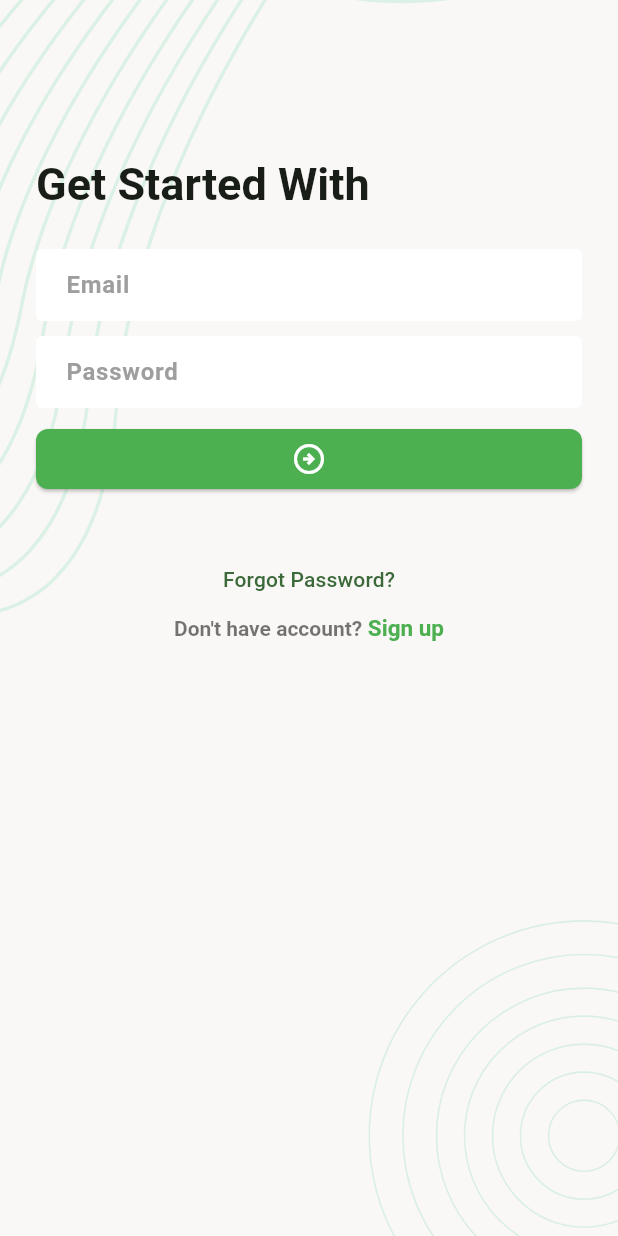
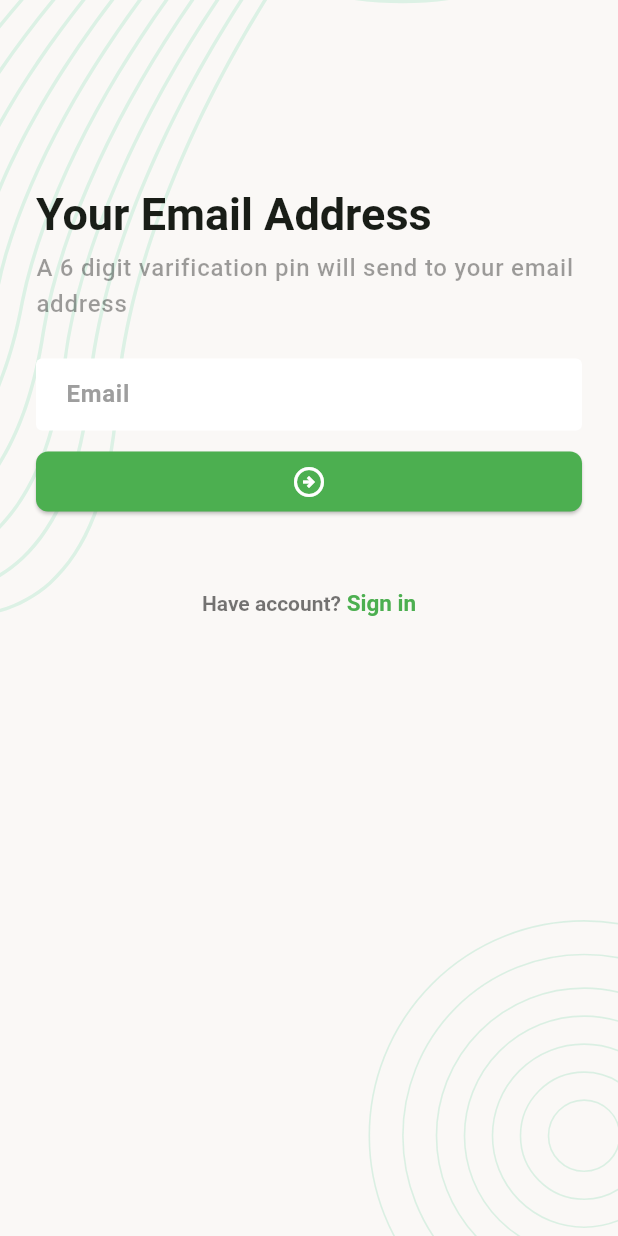
Before and after one commit to ashura-01/Task_Manager, a Flutter app: the screen it shows after launch, after a tap on "Forgot Password?", on a phone screen of 412 x 824 dp. Run offline on Flutter 3.47's test engine with Material 3 defaults, Android fonts, the phone set to English and light mode, and no system bars; our stand-ins replace flutter_svg, pin_code_fields.

Commit message:
doing basics baby

```diff
--- /dev/null
+++ b/lib/UI/Screens/forgot_password_verify_email_screen.dart
@@ -0,0 +1,114 @@
+import 'package:flutter/gestures.dart';
+import 'package:flutter/material.dart';
+import 'package:task_manager/UI/Screens/forgot_password_pin_varification_screen.dart';
+import 'package:task_manager/UI/Widgets/screen_background.dart';
+
+class ForgotPasswordVerifyEmailScreen extends StatefulWidget {
+  const ForgotPasswordVerifyEmailScreen({super.key});
+
+  @override
+  State<ForgotPasswordVerifyEmailScreen> createState() =>
+      _ForgotPasswordVerifyEmailScreenState();
+}
+
+class _ForgotPasswordVerifyEmailScreenState
+    extends State<ForgotPasswordVerifyEmailScreen> {
+  final TextEditingController _emailController = TextEditingController();
+
+  @override
+  Widget build(BuildContext context) {
+    return Scaffold(
+      body: ScreenBackground(
+          child: Padding(
+        padding: const EdgeInsets.all(24.0),
+        child: Column(
+          crossAxisAlignment: CrossAxisAlignment.start,
+          children: [
+            SizedBox(
+              height: 100,
+            ),
+            Text(
+              "Your Email Address",
+              style: Theme.of(context).textTheme.titleLarge,
+            ),
+            SizedBox(
+              height: 5,
+            ),
+            Text(
+              "A 6 digit varification pin will send to your email address",
+              style: Theme.of(context).textTheme.bodyLarge?.copyWith(
+                  color: Colors.black38, fontWeight: FontWeight.w500),
+            ),
+            SizedBox(
+              height: 24,
+            ),
+            TextFormField(
+              controller: _emailController,
+              textInputAction: TextInputAction.next,
+              keyboardType: TextInputType.emailAddress,
+              decoration: InputDecoration(
+                hintText: "Email",
+              ),
+            ),
+            SizedBox(
+              height: 10,
+            ),
+            ElevatedButton(
+                onPressed: _onTapSubmitButton,
+                child: Icon(
+                  Icons.arrow_circle_right_outlined,
+                  color: Colors.white,
+                  size: 24,
+                )),
+            SizedBox(
+              height: 48,
+            ),
+            Center(
+              child: Column(
+                mainAxisSize: MainAxisSize.min,
+                children: [
+                  RichText(
+                    text: TextSpan(
+                        style: TextStyle(
+                          color: Colors.black54,
+                          fontSize: 14,
+                          fontWeight: FontWeight.w600,
+                        ),
+                        children: [
+                          TextSpan(text: "Have account?"),
+                          TextSpan(
+                              text: " Sign in",
+                              style: TextStyle(
+                                color: Colors.green,
+                                fontWeight: FontWeight.bold,
+                                fontSize: 15,
+                              ),
+                              recognizer: TapGestureRecognizer()
+                                ..onTap = _onTapSignInButton),
+                        ]),
+                  ),
+                ],
+              ),
+            )
+          ],
+        ),
+      )),
+    );
+  }
+
+  void _onTapSignInButton() {
+     Navigator.pop(context);
+  }
+
+  @override
+  void dispose() {
+    _emailController.dispose();
+    super.dispose();
+  }
+
+  void _onTapSubmitButton(){
+    Navigator.push(context, MaterialPageRoute(builder: (context)=>ForgotPasswordPinVarificationScreen()));
+  }
+
+  // end of the code
+}
--- a/lib/UI/Screens/login_screen.dart
+++ b/lib/UI/Screens/login_screen.dart
@@ -1,5 +1,6 @@
 import 'package:flutter/gestures.dart';
 import 'package:flutter/material.dart';
+import 'package:task_manager/UI/Screens/forgot_password_verify_email_screen.dart';
 import 'package:task_manager/UI/Screens/register_screen.dart';
 import 'package:task_manager/UI/Widgets/screen_background.dart';
 
@@ -11,12 +12,19 @@ class LoginScreen extends StatefulWidget {
 }
 
 class _LoginScreenState extends State<LoginScreen> {
+  final TextEditingController _emailController = TextEditingController();
+  final TextEditingController _paswordController = TextEditingController();
+
+  final GlobalKey<FormState> _formkey = GlobalKey<FormState>();
+
   @override
   Widget build(BuildContext context) {
     return Scaffold(
       body: ScreenBackground(
           child: Padding(
         padding: const EdgeInsets.all(24.0),
+        child: Form(
+          key: _formkey,
           child: Column(
             crossAxisAlignment: CrossAxisAlignment.start,
             children: [
@@ -31,6 +39,9 @@ class _LoginScreenState extends State<LoginScreen> {
                 height: 24,
               ),
               TextFormField(
+                controller: _emailController,
+                textInputAction: TextInputAction.next,
+                keyboardType: TextInputType.emailAddress,
                 decoration: InputDecoration(
                   hintText: "Email",
                 ),
@@ -39,6 +50,8 @@ class _LoginScreenState extends State<LoginScreen> {
                 height: 10,
               ),
               TextFormField(
+                controller: _paswordController,
+                obscureText: true,
                 decoration: InputDecoration(hintText: "Password"),
               ),
               SizedBox(
@@ -58,7 +71,9 @@ class _LoginScreenState extends State<LoginScreen> {
                 child: Column(
                   mainAxisSize: MainAxisSize.min,
                   children: [
-                  TextButton(onPressed: _onTapForgotPasswordButton, child: Text("Forgot Password?")),
+                    TextButton(
+                        onPressed: _onTapForgotPasswordButton,
+                        child: Text("Forgot Password?")),
                     RichText(
                       text: TextSpan(
                           style: TextStyle(
@@ -75,7 +90,8 @@ class _LoginScreenState extends State<LoginScreen> {
                                   fontWeight: FontWeight.bold,
                                   fontSize: 15,
                                 ),
-                              recognizer: TapGestureRecognizer()..onTap = _onTapSignUpButton),
+                                recognizer: TapGestureRecognizer()
+                                  ..onTap = _onTapSignUpButton),
                           ]),
                     ),
                   ],
@@ -83,12 +99,27 @@ class _LoginScreenState extends State<LoginScreen> {
               )
             ],
           ),
+        ),
       )),
     );
   }
 
-  void _onTapForgotPasswordButton(){}
+  void _onTapForgotPasswordButton() {
+    Navigator.push(
+        context,
+        MaterialPageRoute(
+            builder: (context) => ForgotPasswordVerifyEmailScreen()));
+  }
+
   void _onTapSignUpButton() {
-    Navigator.push(context, MaterialPageRoute(builder: (context)=> RegisterScreen()));
+    Navigator.push(
+        context, MaterialPageRoute(builder: (context) => RegisterScreen()));
+  }
+
+  @override
+  void dispose() {
+    _emailController.dispose();
+    _paswordController.dispose();
+    super.dispose();
   }
 }
--- a/lib/my_app.dart
+++ b/lib/my_app.dart
@@ -41,6 +41,7 @@ class MyApp extends StatelessWidget {
 
       textTheme: TextTheme(
         titleLarge: TextStyle(fontSize: 30, fontWeight: FontWeight.bold),
+
       )
 
 
--- a/pubspec.yaml
+++ b/pubspec.yaml
@@ -35,6 +35,7 @@ dependencies:
   # Use with the CupertinoIcons class for iOS style icons.
   cupertino_icons: ^1.0.8
   flutter_svg: ^2.0.17
+  pin_code_fields: ^8.0.1
 
 dev_dependencies:
   flutter_test:
```
Also changed, not shown: lib/UI/Screens/forgot_password_pin_varification_screen.dart (added, +132 -0 lines), lib/UI/Screens/register_screen.dart (+33 -2 lines), pubspec.lock. Lines whose indentation alone changed are shown as unchanged.
